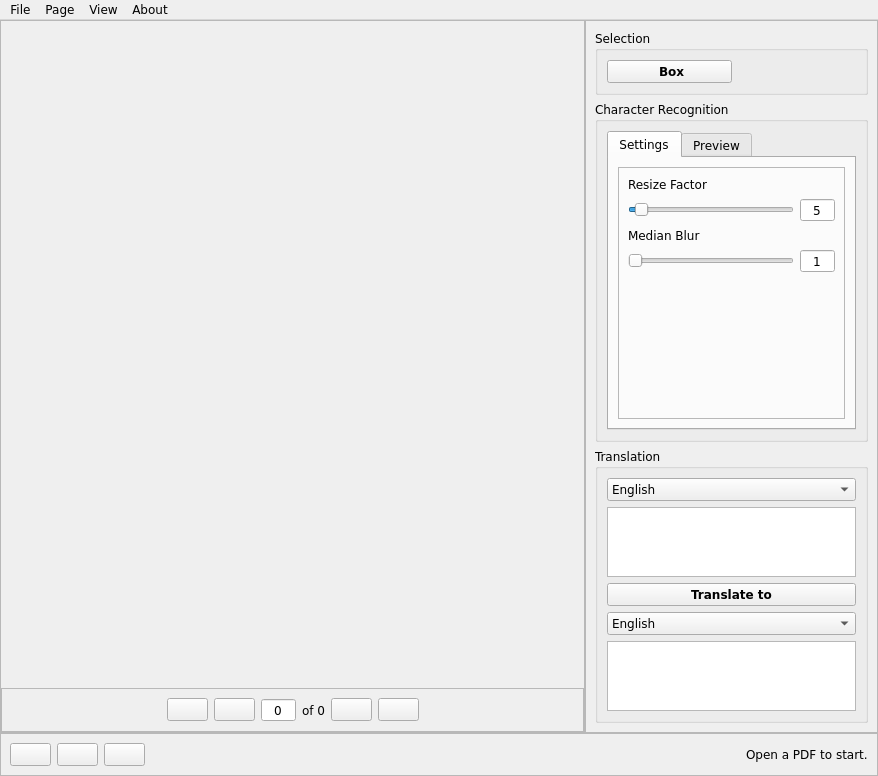
This is comic-lens/form.ui in kylekce/Comic-Lens as Qt 5 draws it before an edit. The edited form follows.
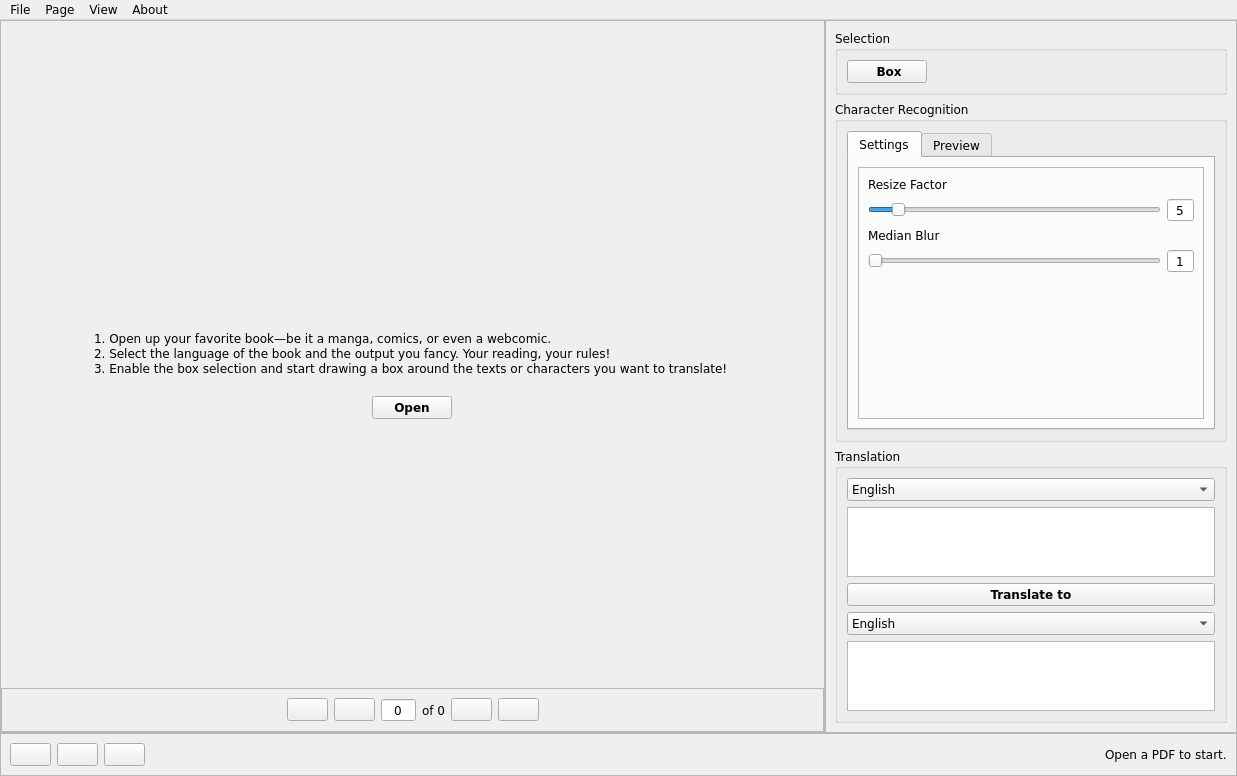
This is the edited form. The open tabs and pages were chosen to show the change. Icons and pictures are not drawn.

Commit message: Add new logo images and update the starting layout

Diff of the .ui file:
```diff
--- a/comic-lens/form.ui
+++ b/comic-lens/form.ui
@@ -6,7 +6,7 @@
    <rect>
     <x>0</x>
     <y>0</y>
-    <width>878</width>
+    <width>1237</width>
     <height>776</height>
    </rect>
   </property>
@@ -92,6 +92,214 @@
              <property name="sizeConstraint">
               <enum>QLayout::SetDefaultConstraint</enum>
              </property>
+             <item>
+              <layout class="QVBoxLayout" name="start_layout">
+               <item>
+                <spacer name="verticalSpacer_2">
+                 <property name="orientation">
+                  <enum>Qt::Vertical</enum>
+                 </property>
+                 <property name="sizeHint" stdset="0">
+                  <size>
+                   <width>20</width>
+                   <height>40</height>
+                  </size>
+                 </property>
+                </spacer>
+               </item>
+               <item>
+                <layout class="QHBoxLayout" name="horizontalLayout_7">
+                 <item>
+                  <spacer name="horizontalSpacer_6">
+                   <property name="orientation">
+                    <enum>Qt::Horizontal</enum>
+                   </property>
+                   <property name="sizeHint" stdset="0">
+                    <size>
+                     <width>40</width>
+                     <height>20</height>
+                    </size>
+                   </property>
+                  </spacer>
+                 </item>
+                 <item>
+                  <layout class="QVBoxLayout" name="verticalLayout_11">
+                   <item>
+                    <layout class="QHBoxLayout" name="horizontalLayout_8">
+                     <property name="bottomMargin">
+                      <number>20</number>
+                     </property>
+                     <item>
+                      <spacer name="horizontalSpacer_8">
+                       <property name="orientation">
+                        <enum>Qt::Horizontal</enum>
+                       </property>
+                       <property name="sizeHint" stdset="0">
+                        <size>
+                         <width>40</width>
+                         <height>20</height>
+                        </size>
+                       </property>
+                      </spacer>
+                     </item>
+                     <item>
+                      <widget class="QLabel" name="label_6">
+                       <property name="sizePolicy">
+                        <sizepolicy hsizetype="Preferred" vsizetype="Preferred">
+                         <horstretch>0</horstretch>
+                         <verstretch>0</verstretch>
+                        </sizepolicy>
+                       </property>
+                       <property name="minimumSize">
+                        <size>
+                         <width>0</width>
+                         <height>0</height>
+                        </size>
+                       </property>
+                       <property name="maximumSize">
+                        <size>
+                         <width>350</width>
+                         <height>205</height>
+                        </size>
+                       </property>
+                       <property name="font">
+                        <font>
+                         <family>Verdana</family>
+                         <pointsize>9</pointsize>
+                        </font>
+                       </property>
+                       <property name="text">
+                        <string/>
+                       </property>
+                       <property name="textFormat">
+                        <enum>Qt::AutoText</enum>
+                       </property>
+                       <property name="pixmap">
+                        <pixmap resource="resource.qrc">:/resources/logo-mini.png</pixmap>
+                       </property>
+                       <property name="scaledContents">
+                        <bool>true</bool>
+                       </property>
+                       <property name="alignment">
+                        <set>Qt::AlignCenter</set>
+                       </property>
+                       <property name="margin">
+                        <number>0</number>
+                       </property>
+                      </widget>
+                     </item>
+                     <item>
+                      <spacer name="horizontalSpacer_7">
+                       <property name="orientation">
+                        <enum>Qt::Horizontal</enum>
+                       </property>
+                       <property name="sizeHint" stdset="0">
+                        <size>
+                         <width>40</width>
+                         <height>20</height>
+                        </size>
+                       </property>
+                      </spacer>
+                     </item>
+                    </layout>
+                   </item>
+                   <item>
+                    <widget class="QLabel" name="start_label_1">
+                     <property name="text">
+                      <string>1. Open up your favorite book—be it a manga, comics, or even a webcomic. </string>
+                     </property>
+                     <property name="alignment">
+                      <set>Qt::AlignLeading|Qt::AlignLeft|Qt::AlignVCenter</set>
+                     </property>
+                     <property name="margin">
+                      <number>10</number>
+                     </property>
+                    </widget>
+                   </item>
+                   <item>
+                    <widget class="QLabel" name="start_label_2">
+                     <property name="text">
+                      <string>2. Select the language of the book and the output you fancy. Your reading, your rules!</string>
+                     </property>
+                     <property name="alignment">
+                      <set>Qt::AlignLeading|Qt::AlignLeft|Qt::AlignVCenter</set>
+                     </property>
+                     <property name="margin">
+                      <number>10</number>
+                     </property>
+                    </widget>
+                   </item>
+                   <item>
+                    <widget class="QLabel" name="start_label_3">
+                     <property name="text">
+                      <string>3. Enable the box selection and start drawing a box around the texts or characters you want to translate! </string>
+                     </property>
+                     <property name="alignment">
+                      <set>Qt::AlignLeading|Qt::AlignLeft|Qt::AlignVCenter</set>
+                     </property>
+                     <property name="margin">
+                      <number>10</number>
+                     </property>
+                    </widget>
+                   </item>
+                  </layout>
+                 </item>
+                 <item>
+                  <spacer name="horizontalSpacer_5">
+                   <property name="orientation">
+                    <enum>Qt::Horizontal</enum>
+                   </property>
+                   <property name="sizeHint" stdset="0">
+                    <size>
+                     <width>40</width>
+                     <height>20</height>
+                    </size>
+                   </property>
+                  </spacer>
+                 </item>
+                </layout>
+               </item>
+               <item>
+                <layout class="QHBoxLayout" name="horizontalLayout_6">
+                 <property name="topMargin">
+                  <number>20</number>
+                 </property>
+                 <item>
+                  <widget class="QPushButton" name="open_button">
+                   <property name="sizePolicy">
+                    <sizepolicy hsizetype="Fixed" vsizetype="Fixed">
+                     <horstretch>0</horstretch>
+                     <verstretch>0</verstretch>
+                    </sizepolicy>
+                   </property>
+                   <property name="font">
+                    <font>
+                     <family>Verdana</family>
+                     <bold>true</bold>
+                    </font>
+                   </property>
+                   <property name="text">
+                    <string>Open</string>
+                   </property>
+                  </widget>
+                 </item>
+                </layout>
+               </item>
+               <item>
+                <spacer name="verticalSpacer_3">
+                 <property name="orientation">
+                  <enum>Qt::Vertical</enum>
+                 </property>
+                 <property name="sizeHint" stdset="0">
+                  <size>
+                   <width>20</width>
+                   <height>40</height>
+                  </size>
+                 </property>
+                </spacer>
+               </item>
+              </layout>
+             </item>
             </layout>
            </item>
            <item>
@@ -291,7 +499,7 @@
               <item>
                <widget class="QPushButton" name="box_screenshot">
                 <property name="sizePolicy">
-                 <sizepolicy hsizetype="Expanding" vsizetype="Fixed">
+                 <sizepolicy hsizetype="Minimum" vsizetype="Fixed">
                   <horstretch>0</horstretch>
                   <verstretch>0</verstretch>
                  </sizepolicy>
@@ -385,7 +593,10 @@
                           <number>1</number>
                          </property>
                          <property name="maximum">
-                          <number>100</number>
+                          <number>50</number>
+                         </property>
+                         <property name="pageStep">
+                          <number>0</number>
                          </property>
                          <property name="value">
                           <number>5</number>
@@ -410,7 +621,7 @@
                           <number>1</number>
                          </property>
                          <property name="maximum">
-                          <number>100</number>
+                          <number>50</number>
                          </property>
                          <property name="singleStep">
                           <number>1</number>
@@ -443,7 +654,10 @@
                           <number>1</number>
                          </property>
                          <property name="maximum">
-                          <number>100</number>
+                          <number>50</number>
+                         </property>
+                         <property name="pageStep">
+                          <number>0</number>
                          </property>
                          <property name="value">
                           <number>1</number>
@@ -465,7 +679,7 @@
                           <number>1</number>
                          </property>
                          <property name="maximum">
-                          <number>100</number>
+                          <number>50</number>
                          </property>
                          <property name="value">
                           <number>1</number>
@@ -801,7 +1015,7 @@
     <rect>
      <x>0</x>
      <y>0</y>
-     <width>878</width>
+     <width>1237</width>
      <height>23</height>
     </rect>
    </property>
```
Left out of the diff: 19 changed lines with no effect on the pictures. The commit also changes 19 other files.
